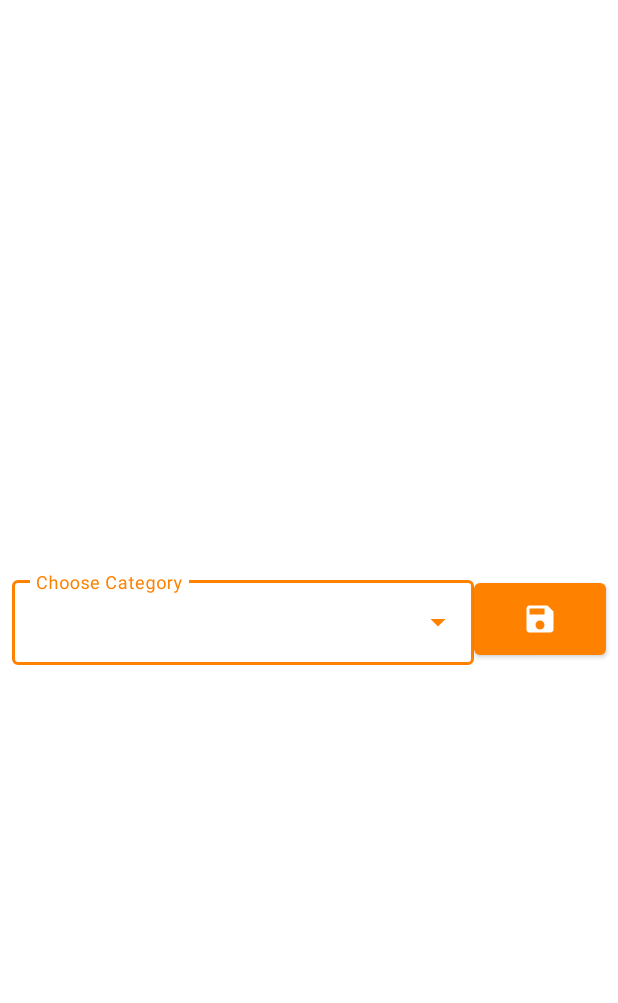
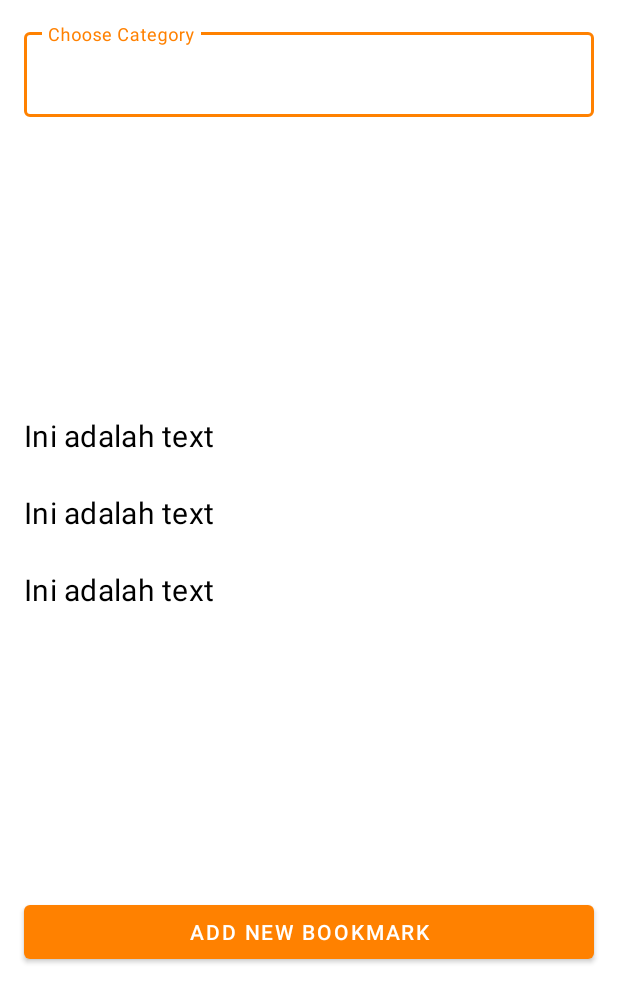
Before and after one commit to ihfazhillah/SimpleDorar, an Android app: the layout bottom_sheet_bookmark_hadith.xml on its own in the app's theme, with its tools: preview values and no code run, on a phone screen of 412 x 824 dp. Shown: the top 1003 px of the screen. Run offline under Robolectric (Android 15) with nearby library versions, the phone set to English and light mode, and no system bars; Roboto replaces fonts that are not available here.

Commit message:
update create category

```diff
--- a/app/src/main/java/com/ihfazh/simpledorar/data/SearchRepositoryInterface.kt
+++ b/app/src/main/java/com/ihfazh/simpledorar/data/SearchRepositoryInterface.kt
@@ -16,7 +16,8 @@ interface SearchRepositoryInterface {
     suspend fun search(query: String, page: Int = 0): List<ResultItem>
 
     // BOOKMARK feature
-    suspend fun searchCategory(text: String): Flow<List<BookmarkCategory>>
+    fun searchCategory(text: String?): Flow<List<BookmarkCategory>>
+    fun getAllCategories(): Flow<List<BookmarkCategory>>
     suspend fun inputCategory(text: String): Long
     suspend fun saveHadith(hadithBookmark: HadithBookmark)
     suspend fun deleteBookmarkHadith(hadithBookmark: HadithBookmark)
--- a/app/src/main/res/layout/bottom_sheet_bookmark_hadith.xml
+++ b/app/src/main/res/layout/bottom_sheet_bookmark_hadith.xml
@@ -16,53 +16,72 @@
             android:layout_height="match_parent"
             app:layout_behavior="com.google.android.material.bottomsheet.BottomSheetBehavior">
 
-            <View
-                android:layout_width="0dp"
-                android:layout_height="0dp"
-                app:layout_constraintTop_toTopOf="parent"
-                app:layout_constraintStart_toStartOf="parent"
-                app:layout_constraintEnd_toEndOf="parent"
-                android:id="@+id/test"
+            <androidx.constraintlayout.widget.Guideline
+                android:layout_width="wrap_content"
+                android:layout_height="wrap_content"
+                android:orientation="vertical"
+                app:layout_constraintGuide_begin="16dp"
+                android:id="@+id/guidlineStart"
+                />
+            <androidx.constraintlayout.widget.Guideline
+                android:layout_width="wrap_content"
+                android:layout_height="wrap_content"
+                android:orientation="vertical"
+                app:layout_constraintGuide_end="16dp"
+                android:id="@+id/guidlineEnd"
+                />
+            <androidx.constraintlayout.widget.Guideline
+                android:layout_width="wrap_content"
+                android:layout_height="wrap_content"
+                android:orientation="horizontal"
+                app:layout_constraintGuide_begin="16dp"
+                android:id="@+id/guidlineTop"
                 />
 
             <com.google.android.material.textfield.TextInputLayout
-                android:id="@+id/categoryInputWrapper"
-                style="@style/Widget.MaterialComponents.TextInputLayout.OutlinedBox.ExposedDropdownMenu"
                 android:layout_width="0dp"
                 android:layout_height="wrap_content"
+                app:layout_constraintStart_toStartOf="@id/guidlineStart"
+                app:layout_constraintEnd_toEndOf="@id/guidlineEnd"
+                style="@style/Widget.MaterialComponents.TextInputLayout.OutlinedBox"
+                app:layout_constraintTop_toTopOf="@id/guidlineTop"
+                android:id="@+id/categorySearchWrapper"
                 android:hint="@string/search_category"
-                app:layout_constraintEnd_toStartOf="@id/ok"
-                app:layout_constraintStart_toStartOf="parent"
-                app:layout_constraintTop_toTopOf="parent"
-                app:layout_constraintBottom_toBottomOf="parent"
-                android:layout_marginStart="8dp"
-                android:layout_marginTop="16dp"
-                android:layout_marginBottom="16dp"
                 >
 
-                <com.google.android.material.textfield.MaterialAutoCompleteTextView
-                    android:id="@+id/categoryInput"
+                <com.google.android.material.textfield.TextInputEditText
                     android:layout_width="match_parent"
-                    android:layout_height="match_parent"
-                    android:inputType="textAutoComplete"
-                    android:completionThreshold="0"
+                    android:layout_height="wrap_content"
+                    android:id="@+id/categorySearch"
+                    android:text="@={vm.searchText}"
                     />
 
             </com.google.android.material.textfield.TextInputLayout>
 
-            <com.google.android.material.button.MaterialButton
-                android:id="@+id/ok"
-                android:layout_width="wrap_content"
+            <androidx.recyclerview.widget.RecyclerView
+                android:layout_width="0dp"
                 android:layout_height="wrap_content"
-                style="@style/AppTheme.ButtonOnlyIcon"
-                app:icon="@drawable/ic_baseline_save_24"
+                app:layout_constraintTop_toBottomOf="@id/categorySearchWrapper"
+                app:layout_constraintBottom_toTopOf="@id/btn_add_new_bookmark"
+                app:layout_constraintStart_toStartOf="parent"
                 app:layout_constraintEnd_toEndOf="parent"
-                app:layout_constraintStart_toEndOf="@id/categoryInputWrapper"
-                app:layout_constraintTop_toTopOf="@id/categoryInputWrapper"
-                app:layout_constraintBottom_toBottomOf="@id/categoryInputWrapper"
-                android:layout_marginEnd="8dp"
-                android:enabled="@{vm.enableSaveHadith}"
+                android:layout_marginTop="8dp"
+                android:id="@+id/addToCategoryRv"
+                tools:listitem="@layout/item_add_to_category"
                 />
+
+            <Button
+                android:id="@+id/btn_add_new_bookmark"
+                android:layout_width="0dp"
+                android:layout_height="wrap_content"
+                android:text="@string/add_new_bookmark"
+                app:layout_constraintStart_toStartOf="@id/guidlineStart"
+                app:layout_constraintEnd_toEndOf="@id/guidlineEnd"
+                app:layout_constraintTop_toBottomOf="@id/addToCategoryRv"
+                app:layout_constraintBottom_toBottomOf="parent"
+                />
+
+
         </androidx.constraintlayout.widget.ConstraintLayout>
 
 </layout>
--- /dev/null
+++ b/app/src/main/res/layout/item_add_to_category.xml
@@ -0,0 +1,38 @@
+<?xml version="1.0" encoding="utf-8"?>
+<androidx.constraintlayout.widget.ConstraintLayout xmlns:android="http://schemas.android.com/apk/res/android"
+    android:layout_width="match_parent"
+    android:layout_height="wrap_content"
+    android:layoutDirection="rtl"
+    xmlns:app="http://schemas.android.com/apk/res-auto">
+
+    <androidx.constraintlayout.widget.Guideline
+        android:layout_width="wrap_content"
+        android:layout_height="wrap_content"
+        android:orientation="vertical"
+        app:layout_constraintGuide_begin="16dp"
+        android:id="@+id/guidlineStart"
+        />
+    <androidx.constraintlayout.widget.Guideline
+        android:layout_width="wrap_content"
+        android:layout_height="wrap_content"
+        android:orientation="vertical"
+        app:layout_constraintGuide_end="16dp"
+        android:id="@+id/guidlineEnd"
+        />
+
+    <TextView
+        android:id="@+id/categoryText"
+        android:layout_width="0dp"
+        android:layout_height="wrap_content"
+        android:text="Ini adalah text"
+        app:layout_constraintStart_toStartOf="@id/guidlineStart"
+        app:layout_constraintEnd_toEndOf="@id/guidlineEnd"
+        android:textSize="20sp"
+        android:textAppearance="?textAppearanceSubtitle1"
+        app:layout_constraintTop_toTopOf="parent"
+        app:layout_constraintBottom_toBottomOf="parent"
+        android:layout_marginTop="12dp"
+        android:layout_marginBottom="12dp"
+        />
+
+</androidx.constraintlayout.widget.ConstraintLayout>
--- a/app/src/main/res/values/dimens.xml
+++ b/app/src/main/res/values/dimens.xml
@@ -12,4 +12,5 @@
     inner_frame_layout_padding (below variable) on round screens.
     -->
     <dimen name="inner_frame_layout_padding">5dp</dimen>
+    <dimen name="dp_19">19dp</dimen>
 </resources>
--- a/app/src/main/res/values/strings.xml
+++ b/app/src/main/res/values/strings.xml
@@ -42,4 +42,5 @@
     <string name="delete_confirmation">Are you sure to delete this %s?</string>
     <string name="no">no</string>
     <string name="change_category">change category</string>
+    <string name="add_new_bookmark">add new bookmark</string>
 </resources>
```
Also changed, not shown: app/src/main/java/com/ihfazh/simpledorar/bookmark/BookmarkAddToCategoryAdapter.kt (added, +68 -0 lines), app/src/main/java/com/ihfazh/simpledorar/bookmark/BookmarkHadithBottomSheet.kt (+59 -21 lines), app/src/main/java/com/ihfazh/simpledorar/bookmark/models/BookmarkDao.kt (+5 -2 lines), app/src/main/java/com/ihfazh/simpledorar/data/LocalSearchRepository.kt (+7 -2 lines), app/src/main/java/com/ihfazh/simpledorar/search/SearchResultDetailViewModel.kt (+28 -4 lines).
